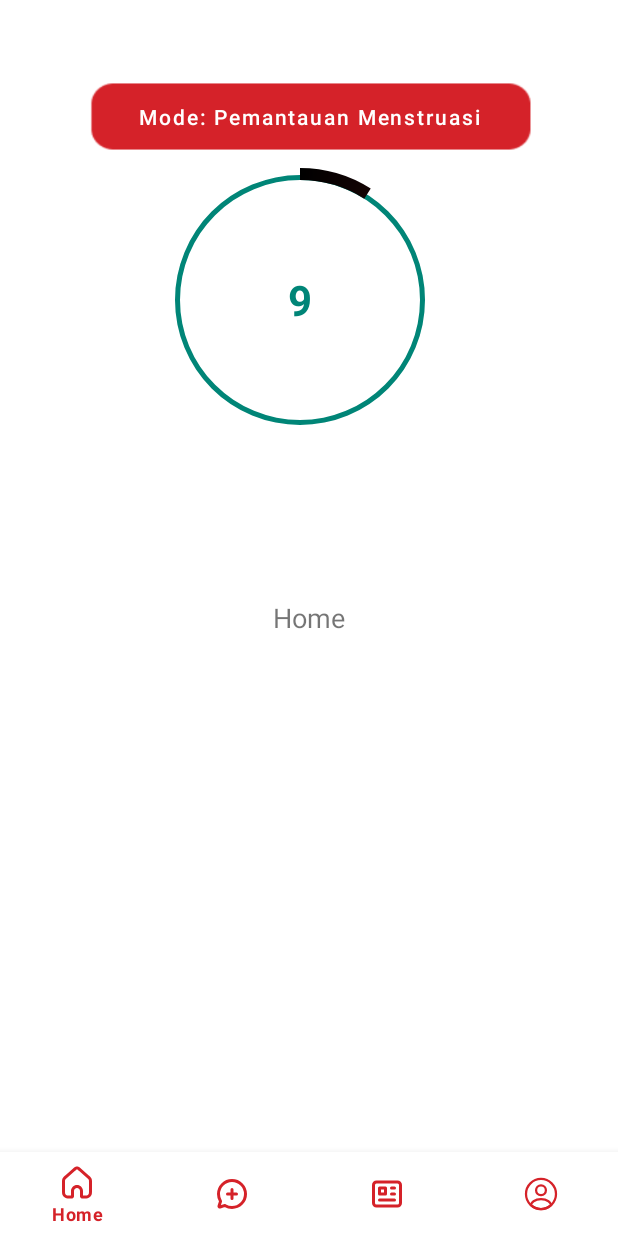
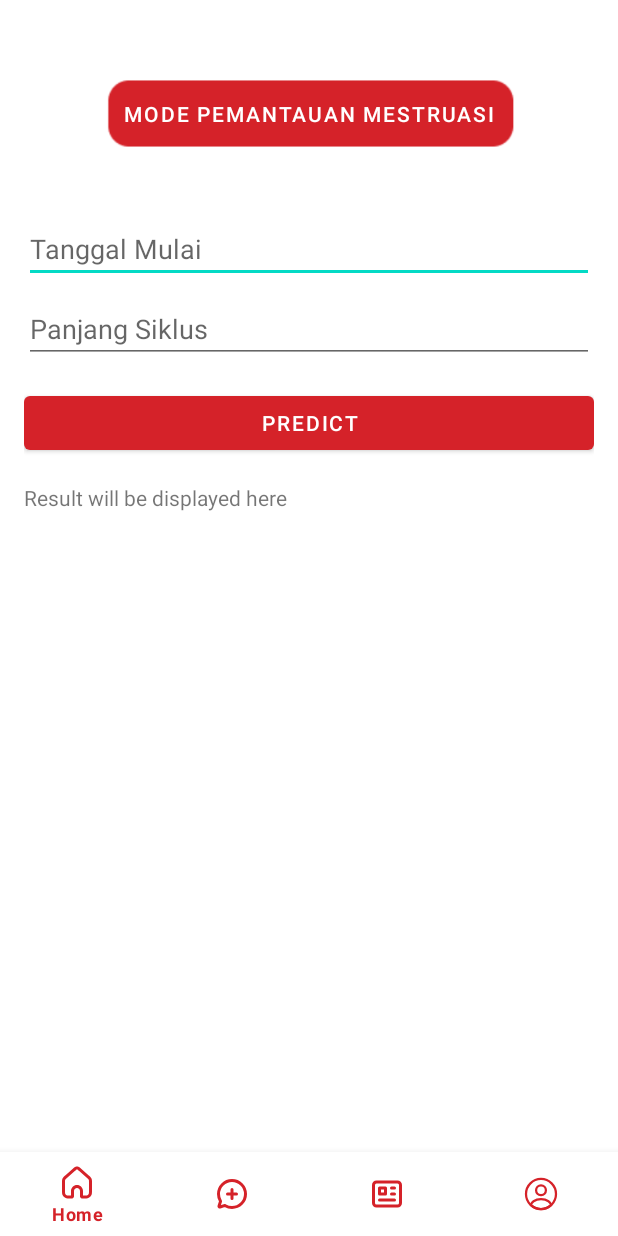
Before and after one commit to finvalnnk14/MyBlossom, an Android app: the HomeFragment screen opened directly, with no data from a screen before it, on a phone screen of 412 x 824 dp. Run offline under Robolectric (Android 15) with nearby library versions, the phone set to English and light mode, and no system bars.

Commit message:
Update Home Fragment

```diff
--- a/app/src/main/java/com/example/myblossom/HomeFragment.kt
+++ b/app/src/main/java/com/example/myblossom/HomeFragment.kt
@@ -6,8 +6,13 @@ import android.view.LayoutInflater
 import android.view.View
 import android.view.ViewGroup
 import android.widget.*
+import androidx.activity.viewModels
+import androidx.databinding.DataBindingUtil.setContentView
 import androidx.fragment.app.Fragment
+import androidx.fragment.app.viewModels
 import com.example.myblossom.databinding.FragmentHomeBinding
+import com.example.myblossom.model.PredictRequest
+import com.example.myblossom.viewmodel.PredictViewModel
 import retrofit2.Call
 import retrofit2.Callback
 import retrofit2.Response
@@ -20,10 +25,48 @@ const val BASE_URL = "http://34.101.154.16:8000/"
 
 class HomeFragment : Fragment() {
 
-    private val progressBar: ProgressBar? = null
-    private val progressText: TextView? = null
-    private lateinit var binding: FragmentHomeBinding
+    // private val progressBar: ProgressBar? = null
+    // private val progressText: TextView? = null
+    private val predictViewModel: PredictViewModel by viewModels()
+    private lateinit var tanggalMulai: EditText
+    private lateinit var panjangSiklus: EditText
+    private lateinit var btnPredict: Button
+    private lateinit var tvResult: TextView
 
+
+    override fun onCreateView(
+        inflater: LayoutInflater, container: ViewGroup?,
+        savedInstanceState: Bundle?
+    ): View? {
+        // Inflate the layout for this fragment
+        return inflater.inflate(R.layout.fragment_home, container, false)
+    }
+
+    override fun onViewCreated(view: View, savedInstanceState: Bundle?) {
+        super.onViewCreated(view, savedInstanceState)
+
+        tanggalMulai = view.findViewById(R.id.etTanggalMulai)
+        panjangSiklus = view.findViewById(R.id.etPanjangSiklus)
+        btnPredict = view.findViewById(R.id.btnPredict)
+        tvResult = view.findViewById(R.id.tvResult)
+
+        btnPredict.setOnClickListener {
+            val tanggalMulai = tanggalMulai.text.toString()
+            val panjangSiklus = panjangSiklus.text.toString()
+            val request =
+                PredictRequest(tanggal_mulai = tanggalMulai, panjang_siklus = panjangSiklus)
+            predictViewModel.getPrediction(request)
+        }
+
+        predictViewModel.predictResponse.observe(
+            viewLifecycleOwner,
+            androidx.lifecycle.Observer { response ->
+                tvResult.text = "${response.message}: ${response.data}"
+            })
+    }
+}
+
+/*
 
 // lateinit var laundriesRecycler: RecyclerView
 lateinit var billDateEditText: EditText
@@ -40,8 +83,8 @@ class HomeFragment : Fragment() {
     //laundriesRecycler = root.findViewById(R.id.fragment_home)
     //progressBar = findViewById(R.layout.progress_bar);
     //progressText = findViewById(R.id.progress_text);
-        val progressBar = root.findViewById<ProgressBar>(R.id.progress_bar)
-        val progressText = root.findViewById<TextView>(R.id.progress_text)
+    // val progressBar = root.findViewById<ProgressBar>(R.id.progress_bar)
+    // val progressText = root.findViewById<TextView>(R.id.progress_text)
 
 
     //val billDateEditText = root.findViewById<EditText>(R.id.editText_date)
@@ -67,7 +110,7 @@ class HomeFragment : Fragment() {
 //
 //        }
 
-
+/*
     val handler = Handler()
     handler.postDelayed(object : Runnable {
 
@@ -87,7 +130,7 @@ class HomeFragment : Fragment() {
         }
     }, 200)
 
-
+*/
 
 
 
@@ -98,4 +141,5 @@ class HomeFragment : Fragment() {
 
     //return inflater.inflate(R.layout.fragment_home,container,false)
 }
-}
+
+ */
--- a/app/src/main/java/com/example/myblossom/LoginActivity.kt
+++ b/app/src/main/java/com/example/myblossom/LoginActivity.kt
@@ -17,6 +17,7 @@ import org.json.JSONObject
 import okhttp3.MediaType.Companion.toMediaType
 import okhttp3.RequestBody.Companion.toRequestBody
 
+@Suppress("DEPRECATION")
 class LoginActivity : AppCompatActivity() {
 
     private lateinit var binding: ActivityLoginBinding
@@ -39,7 +40,7 @@ class LoginActivity : AppCompatActivity() {
                 firebaseAuth.signInWithEmailAndPassword(email, password).addOnCompleteListener {
                     if (it.isSuccessful) {
                         val moveToRegisterActivity =
-                            Intent(this@LoginActivity, FirstActivity::class.java)
+                            Intent(this@LoginActivity, ModActivity::class.java)
                         startActivity(moveToRegisterActivity)
                     } else {
                         if (it.exception is FirebaseAuthInvalidUserException || it.exception is FirebaseAuthInvalidCredentialsException) {
--- a/app/src/main/java/com/example/myblossom/RegActivity.kt
+++ b/app/src/main/java/com/example/myblossom/RegActivity.kt
@@ -33,7 +33,7 @@ class RegActivity : AppCompatActivity() {
                 firebaseAuth.createUserWithEmailAndPassword(email, password) .addOnCompleteListener {
                     if(it.isSuccessful) {
                         Toast.makeText(this, "Account created successfully!", Toast.LENGTH_SHORT) .show()
-                        val moveToMainActivity = Intent(this@RegActivity, ExampleAPIActivity::class.java)
+                        val moveToMainActivity = Intent(this@RegActivity, MainActivity::class.java)
                         startActivity(moveToMainActivity)
                     }
                     else {
--- a/app/src/main/java/com/example/myblossom/network/ApiService.kt
+++ b/app/src/main/java/com/example/myblossom/network/ApiService.kt
@@ -9,5 +9,6 @@ import retrofit2.http.Query
 
 interface ApiService {
     @POST("/predict")
-    suspend fun getPrediction(@Query("tanggal_mulai") tanggal_mulai:String, @Query("panjang_siklus") panjang_siklus:Number, ): PredictResponse
+    suspend fun getPrediction(@Query("tanggal_mulai") tanggal_mulai:String,
+                              @Query("panjang_siklus") panjang_siklus:Number, ): PredictResponse
 }
--- a/app/src/main/res/layout/fragment_home.xml
+++ b/app/src/main/res/layout/fragment_home.xml
@@ -1,63 +1,52 @@
 <?xml version="1.0" encoding="utf-8"?>
-<RelativeLayout
-        xmlns:android="http://schemas.android.com/apk/res/android"
-        android:layout_width="match_parent"
-        android:layout_height="match_parent">
-
+<LinearLayout
+    xmlns:android="http://schemas.android.com/apk/res/android"
+    xmlns:tools="http://schemas.android.com/tools"
+    android:layout_width="match_parent"
+    android:layout_height="match_parent" xmlns:app="http://schemas.android.com/apk/res-auto"
+    android:orientation="vertical"
+    android:padding="16dp"
+    tools:context=".ExampleAPIActivity">
 
     <Button
-        android:layout_marginTop="50dp"
-        android:id="@+id/validateBtn"
-        android:layout_width="836dp"
+        android:id="@+id/validateBtn2"
+        android:layout_marginVertical="32dp"
+        android:layout_width="wrap_content"
         android:layout_height="55dp"
+        android:background="@drawable/bottomsudah"
         android:layout_gravity="center"
+        android:textAlignment="center"
         android:textAllCaps="false"
-        android:background="@drawable/bottomsudah"
-        android:text="Mode: Pemantauan Menstruasi" />
+        app:layout_constraintTop_toBottomOf="@+id/recycleruser"
+        android:text="MODE PEMANTAUAN MESTRUASI" />
 
+    <EditText
+        android:id="@+id/etTanggalMulai"
+        android:layout_width="match_parent"
+        android:layout_height="wrap_content"
+        android:layout_marginTop="8dp"
+        android:hint="Tanggal Mulai"
+        android:inputType="text" />
 
+    <EditText
+        android:id="@+id/etPanjangSiklus"
+        android:layout_width="match_parent"
+        android:layout_height="wrap_content"
+        android:layout_marginTop="8dp"
+        android:hint="Panjang Siklus"
+        android:inputType="text" />
 
-    <RelativeLayout
-        android:id="@+id/progress_layout"
-        android:layout_width="200dp"
-        android:layout_height="200dp"
-        android:layout_margin="100dp">
-
-
-        <!--progress bar implementation-->
-        <ProgressBar
-            android:id="@+id/progress_bar"
-            style="?android:attr/progressBarStyleHorizontal"
-            android:layout_width="match_parent"
-            android:layout_height="match_parent"
-            android:background="@drawable/circular_shape"
-            android:indeterminate="false"
-            android:progressDrawable="@drawable/circular_progress_bar"
-            android:textAlignment="center" />
-
-        <!--Text implementation in center of the progress bar-->
-        <TextView
-            android:id="@+id/progress_text"
-            android:layout_width="wrap_content"
-            android:layout_height="wrap_content"
-            android:layout_alignParentLeft="true"
-            android:layout_alignParentRight="true"
-            android:layout_centerVertical="true"
-            android:gravity="center"
-            android:text="3 hari lagi"
-            android:textColor="@color/colorPrimary"
-            android:textSize="28sp"
-            android:textStyle="bold" />
-    </RelativeLayout>
+    <Button
+        android:id="@+id/btnPredict"
+        android:layout_width="match_parent"
+        android:layout_height="wrap_content"
+        android:layout_marginTop="16dp"
+        android:text="Predict" />
 
     <TextView
-        android:id="@+id/txt1"
+        android:id="@+id/tvResult"
         android:layout_width="match_parent"
-              android:layout_centerInParent="true"
-              android:textAlignment="center"
-              android:textSize="18sp"
-              android:text="@string/home"
-              android:layout_height="wrap_content"/>
-
-
-</RelativeLayout>
+        android:layout_marginTop="16dp"
+        android:layout_height="wrap_content"
+        android:text="Result will be displayed here" />
+</LinearLayout>
```
Also changed, not shown: app/src/main/AndroidManifest.xml (+11 -5 lines), app/src/main/java/com/example/myblossom/DetailPasienActivity.kt (added, +14 -0 lines), app/src/main/java/com/example/myblossom/MainActivity.kt (+4 -4 lines), app/src/main/res/layout/activity_detail_pasien.xml (added, +98 -0 lines), app/src/main/res/layout/fragment_profile.xml (+6 -6 lines). Lines whose indentation alone changed are shown as unchanged.
